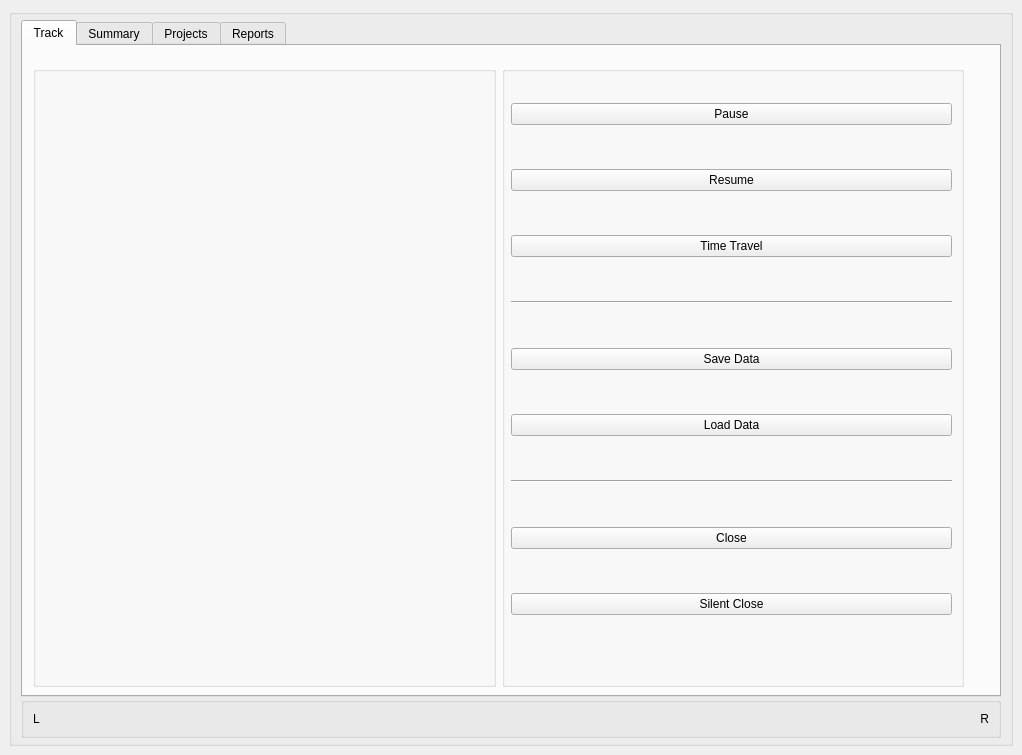
The window that GUI/Main.ui (hratcliffe/TimeTrackerTwo) describes before a commit, drawn with Qt 5.
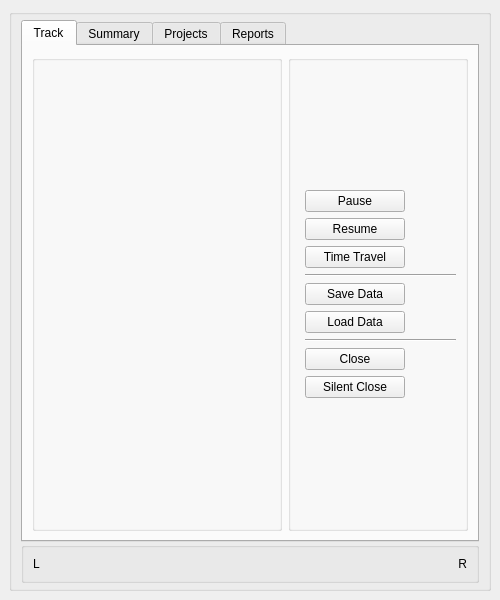
The same window after the commit.

Commit message: More UI, size policies

The edit to the form file:
```diff
--- a/GUI/Main.ui
+++ b/GUI/Main.ui
@@ -6,10 +6,16 @@
    <rect>
     <x>0</x>
     <y>0</y>
-    <width>1022</width>
-    <height>755</height>
+    <width>500</width>
+    <height>600</height>
    </rect>
   </property>
+  <property name="minimumSize">
+   <size>
+    <width>500</width>
+    <height>600</height>
+   </size>
+  </property>
   <property name="windowTitle">
    <string>TimeTrackerTwo</string>
   </property>
@@ -62,6 +68,12 @@
             </item>
             <item>
              <widget class="QLabel" name="right_footer">
+              <property name="maximumSize">
+               <size>
+                <width>16777215</width>
+                <height>50</height>
+               </size>
+              </property>
               <property name="text">
                <string>R</string>
               </property>
@@ -77,6 +89,24 @@
        </item>
        <item row="0" column="0">
         <widget class="QTabWidget" name="tabWidget">
+         <property name="sizePolicy">
+          <sizepolicy hsizetype="Preferred" vsizetype="Expanding">
+           <horstretch>0</horstretch>
+           <verstretch>0</verstretch>
+          </sizepolicy>
+         </property>
+         <property name="minimumSize">
+          <size>
+           <width>400</width>
+           <height>0</height>
+          </size>
+         </property>
+         <property name="maximumSize">
+          <size>
+           <width>1000</width>
+           <height>1000</height>
+          </size>
+         </property>
          <property name="currentIndex">
           <number>0</number>
          </property>
@@ -84,24 +114,26 @@
           <attribute name="title">
            <string>Track</string>
           </attribute>
-          <widget class="QWidget" name="gridLayoutWidget">
-           <property name="geometry">
-            <rect>
-             <x>10</x>
-             <y>20</y>
-             <width>931</width>
-             <height>621</height>
-            </rect>
-           </property>
+          <layout class="QGridLayout" name="gridLayout_5">
+           <item row="0" column="0">
            <layout class="QGridLayout" name="gridLayout_2">
+             <property name="verticalSpacing">
+              <number>4</number>
+             </property>
             <item row="0" column="0">
              <widget class="QGroupBox" name="t_project_buttons">
               <property name="sizePolicy">
-               <sizepolicy hsizetype="MinimumExpanding" vsizetype="Preferred">
+                <sizepolicy hsizetype="Preferred" vsizetype="Preferred">
                 <horstretch>0</horstretch>
                 <verstretch>0</verstretch>
                </sizepolicy>
               </property>
+               <property name="minimumSize">
+                <size>
+                 <width>250</width>
+                 <height>0</height>
+                </size>
+               </property>
               <property name="title">
                <string/>
               </property>
@@ -110,26 +142,52 @@
             <item row="0" column="1">
              <widget class="QGroupBox" name="t_main_buttons">
               <property name="sizePolicy">
-               <sizepolicy hsizetype="MinimumExpanding" vsizetype="Preferred">
-                <horstretch>0</horstretch>
+                <sizepolicy hsizetype="Preferred" vsizetype="Preferred">
+                 <horstretch>1</horstretch>
                 <verstretch>0</verstretch>
                </sizepolicy>
               </property>
+               <property name="minimumSize">
+                <size>
+                 <width>120</width>
+                 <height>0</height>
+                </size>
+               </property>
               <property name="title">
                <string/>
               </property>
-              <widget class="QWidget" name="verticalLayoutWidget">
-               <property name="geometry">
-                <rect>
-                 <x>9</x>
-                 <y>-1</y>
-                 <width>441</width>
-                 <height>591</height>
-                </rect>
-               </property>
+               <layout class="QVBoxLayout" name="verticalLayout_2">
+                <item>
                <layout class="QVBoxLayout" name="verticalLayout">
+                  <property name="spacing">
+                   <number>-1</number>
+                  </property>
+                  <property name="sizeConstraint">
+                   <enum>QLayout::SizeConstraint::SetDefaultConstraint</enum>
+                  </property>
+                  <property name="leftMargin">
+                   <number>5</number>
+                  </property>
                 <item>
                  <widget class="QPushButton" name="t_pause_button">
+                    <property name="sizePolicy">
+                     <sizepolicy hsizetype="Minimum" vsizetype="Fixed">
+                      <horstretch>10</horstretch>
+                      <verstretch>0</verstretch>
+                     </sizepolicy>
+                    </property>
+                    <property name="maximumSize">
+                     <size>
+                      <width>100</width>
+                      <height>16777215</height>
+                     </size>
+                    </property>
+                    <property name="baseSize">
+                     <size>
+                      <width>100</width>
+                      <height>0</height>
+                     </size>
+                    </property>
                   <property name="text">
                    <string>Pause</string>
                   </property>
@@ -137,6 +195,18 @@
                 </item>
                 <item>
                  <widget class="QPushButton" name="t_resume_button">
+                    <property name="maximumSize">
+                     <size>
+                      <width>100</width>
+                      <height>16777215</height>
+                     </size>
+                    </property>
+                    <property name="baseSize">
+                     <size>
+                      <width>100</width>
+                      <height>0</height>
+                     </size>
+                    </property>
                   <property name="text">
                    <string>Resume</string>
                   </property>
@@ -144,6 +214,12 @@
                 </item>
                 <item>
                  <widget class="QPushButton" name="t_ttravel_button">
+                    <property name="maximumSize">
+                     <size>
+                      <width>100</width>
+                      <height>16777215</height>
+                     </size>
+                    </property>
                   <property name="text">
                    <string>Time Travel</string>
                   </property>
@@ -158,6 +234,12 @@
                 </item>
                 <item>
                  <widget class="QPushButton" name="t_save_button">
+                    <property name="maximumSize">
+                     <size>
+                      <width>100</width>
+                      <height>16777215</height>
+                     </size>
+                    </property>
                   <property name="text">
                    <string>Save Data</string>
                   </property>
@@ -165,6 +247,12 @@
                 </item>
                 <item>
                  <widget class="QPushButton" name="t_load_button">
+                    <property name="maximumSize">
+                     <size>
+                      <width>100</width>
+                      <height>16777215</height>
+                     </size>
+                    </property>
                   <property name="text">
                    <string>Load Data</string>
                   </property>
@@ -179,6 +267,12 @@
                 </item>
                 <item>
                  <widget class="QPushButton" name="t_close_button">
+                    <property name="maximumSize">
+                     <size>
+                      <width>100</width>
+                      <height>16777215</height>
+                     </size>
+                    </property>
                   <property name="text">
                    <string>Close</string>
                   </property>
@@ -186,17 +280,25 @@
                 </item>
                 <item>
                  <widget class="QPushButton" name="t_silent_button">
+                    <property name="maximumSize">
+                     <size>
+                      <width>100</width>
+                      <height>16777215</height>
+                     </size>
+                    </property>
                   <property name="text">
                    <string>Silent Close</string>
                   </property>
                  </widget>
                 </item>
                </layout>
-              </widget>
-             </widget>
             </item>
            </layout>
           </widget>
+             </item>
+            </layout>
+           </item>
+          </layout>
          </widget>
          <widget class="QWidget" name="summary_tab">
           <attribute name="title">
```
Left out of the diff: 90 changed lines with no effect on the pictures. Lines whose indentation alone changed are shown as unchanged.
